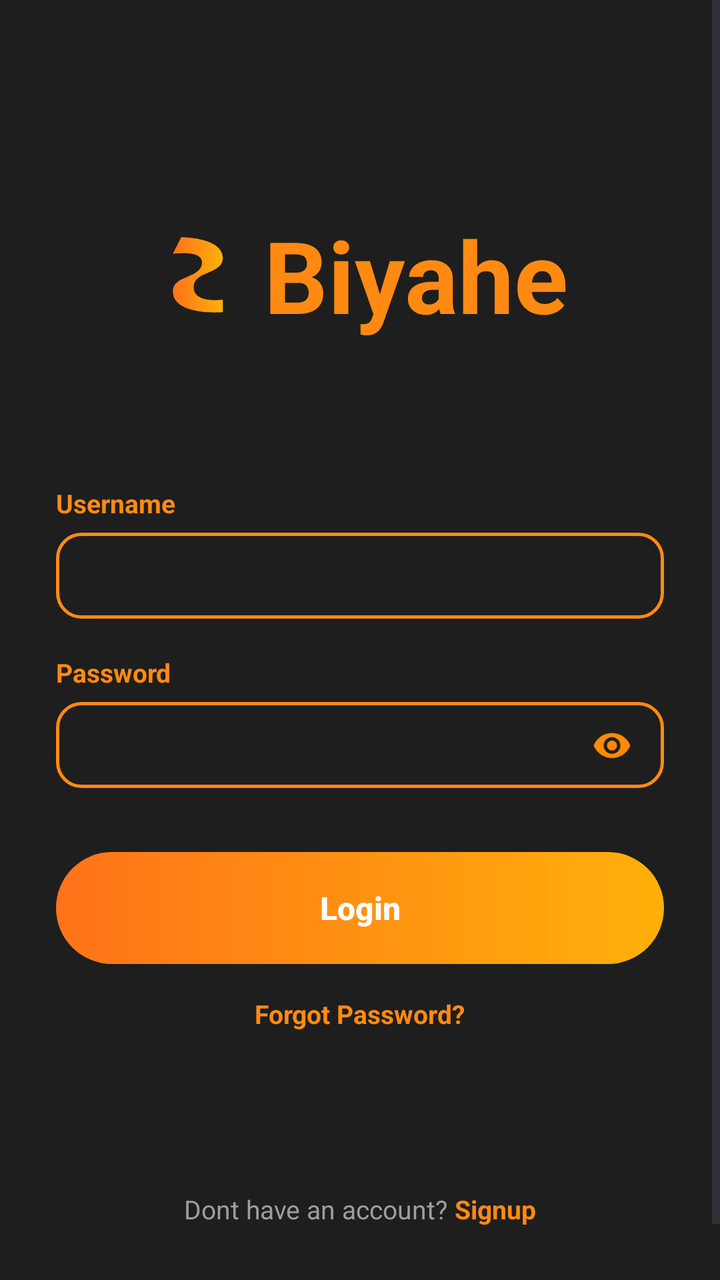
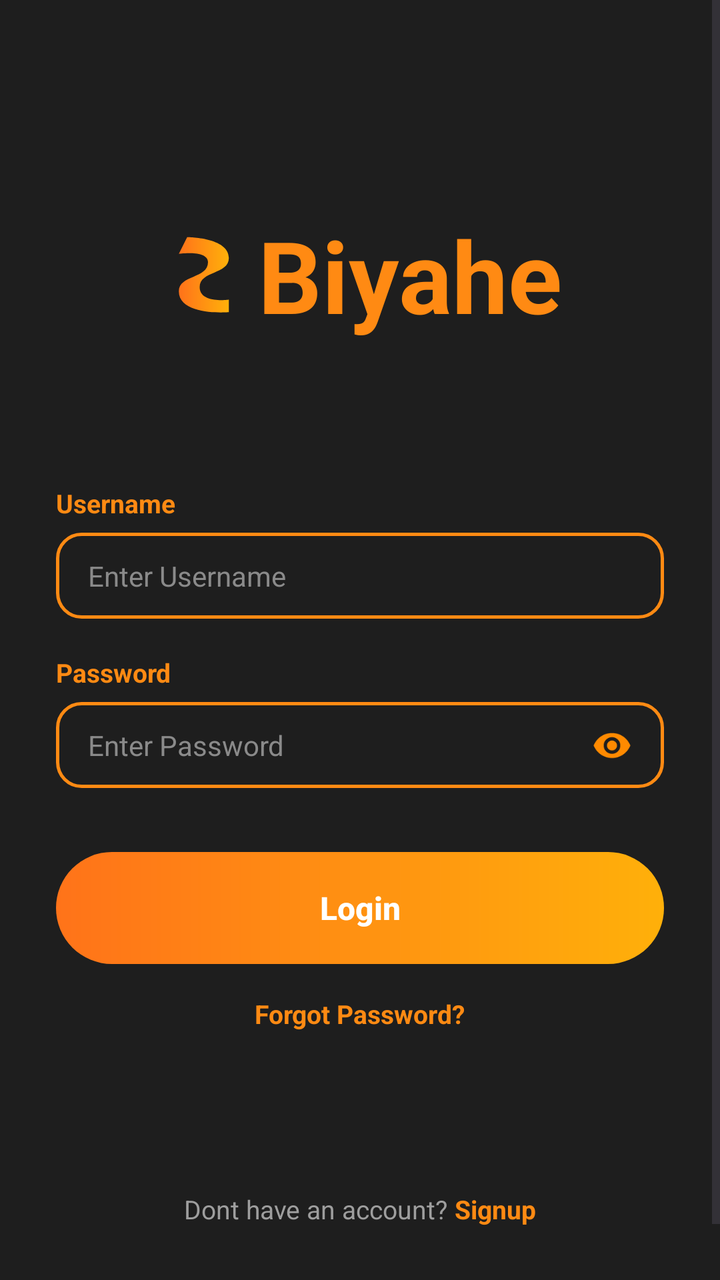

Before-and-after screenshots of an Android layout around one commit, followed by the original layout XML and the change that was made.
<!-- AndroidManifest.xml: application theme Theme.Biyahe -->
<!-- res/layout/activity_login.xml -->
<?xml version="1.0" encoding="utf-8"?>
<ScrollView xmlns:android="http://schemas.android.com/apk/res/android"
    android:layout_width="match_parent"
    android:layout_height="match_parent"
    android:background="@color/background_dark"
    android:fillViewport="true">

    <LinearLayout
        android:layout_width="match_parent"
        android:layout_height="wrap_content"
        android:orientation="vertical"
        android:paddingStart="28dp"
        android:paddingEnd="28dp"
        android:paddingTop="48dp"
        android:paddingBottom="24dp">

        
        <LinearLayout
            android:layout_width="wrap_content"
            android:layout_height="wrap_content"
            android:layout_gravity="center_horizontal"
            android:orientation="horizontal"
            android:gravity="center_vertical"
            android:layout_marginTop="56dp"
            android:layout_marginBottom="72dp">

            <ImageView
                android:layout_width="50dp"
                android:layout_height="50dp"
                android:src="@drawable/ic_logo_swirl"
                android:contentDescription="@null" />

            <TextView
                android:layout_width="wrap_content"
                android:layout_height="wrap_content"
                android:layout_marginStart="6dp"
                android:text="Biyahe"
                android:textColor="@color/orange_primary"
                android:textSize="50sp"
                android:textStyle="bold" />
        </LinearLayout>

        
        <TextView
            android:layout_width="wrap_content"
            android:layout_height="wrap_content"
            android:text="Username"
            android:textColor="@color/orange_primary"
            android:textSize="13sp"
            android:textStyle="bold"
            android:layout_marginBottom="6dp" />

        <EditText
            android:layout_width="match_parent"
            android:layout_height="wrap_content"
            android:background="@drawable/bg_edittext"
            android:textColor="@color/text_white"
            android:textColorHint="@color/hint_gray"
            android:textSize="14sp"
            android:inputType="text"
            android:layout_marginBottom="18dp" />

        
        <TextView
            android:layout_width="wrap_content"
            android:layout_height="wrap_content"
            android:text="Password"
            android:textColor="@color/orange_primary"
            android:textSize="13sp"
            android:textStyle="bold"
            android:layout_marginBottom="6dp" />

        <FrameLayout
            android:layout_width="match_parent"
            android:layout_height="wrap_content"
            android:layout_marginBottom="32dp">

            <EditText
                android:layout_width="match_parent"
                android:layout_height="wrap_content"
                android:background="@drawable/bg_edittext"
                android:textColor="@color/text_white"
                android:textColorHint="@color/hint_gray"
                android:textSize="14sp"
                android:inputType="textPassword"
                android:paddingEnd="44dp" />

            <ImageView
                android:layout_width="20dp"
                android:layout_height="20dp"
                android:layout_gravity="end|center_vertical"
                android:layout_marginEnd="16dp"
                android:src="@drawable/ic_eye"
                android:contentDescription="@null" />
        </FrameLayout>

        
        <androidx.appcompat.widget.AppCompatButton
            android:layout_width="match_parent"
            android:layout_height="56dp"
            android:text="Login"
            android:textColor="@color/text_white"
            android:textSize="16sp"
            android:textStyle="bold"
            android:textAllCaps="false"
            android:background="@drawable/bg_button_gradient"
            android:elevation="0dp"
            android:stateListAnimator="@null"
            android:layout_marginBottom="16dp" />

        
        <TextView
            android:layout_width="wrap_content"
            android:layout_height="wrap_content"
            android:layout_gravity="center_horizontal"
            android:text="Forgot Password?"
            android:textColor="@color/orange_primary"
            android:textSize="13sp"
            android:textStyle="bold" />

        
        <Space
            android:layout_width="match_parent"
            android:layout_height="0dp"
            android:layout_weight="1"
            android:minHeight="80dp" />

        
        <LinearLayout
            android:layout_width="wrap_content"
            android:layout_height="wrap_content"
            android:layout_gravity="center_horizontal"
            android:orientation="horizontal"
            android:layout_marginBottom="32dp">

            <TextView
                android:layout_width="wrap_content"
                android:layout_height="wrap_content"
                android:text="Dont have an account? "
                android:textColor="@color/text_gray"
                android:textSize="13sp" />

            <TextView
                android:layout_width="wrap_content"
                android:layout_height="wrap_content"
                android:text="Signup"
                android:textColor="@color/orange_primary"
                android:textSize="13sp"
                android:textStyle="bold" />
        </LinearLayout>

    </LinearLayout>
</ScrollView>
<!-- resources referenced by this layout -->
<resources>
  <color name="background_dark">#1E1E1E</color>
  <color name="hint_gray">#8A8A8A</color>
  <color name="orange_primary">#FF8A13</color>
  <color name="text_gray">#9E9E9E</color>
  <color name="text_white">#FFFFFF</color>
  <!-- drawable bg_button_gradient (drawable) -->
  <?xml version="1.0" encoding="utf-8"?>
  <shape xmlns:android="http://schemas.android.com/apk/res/android"
      android:shape="rectangle">
      <corners android:radius="28dp" />
      <gradient
          android:type="linear"
          android:angle="0"
          android:startColor="@color/button_gradient_start"
          android:endColor="@color/button_gradient_end" />
  </shape>
  <!-- drawable bg_edittext (drawable) -->
  <?xml version="1.0" encoding="utf-8"?>
  <shape xmlns:android="http://schemas.android.com/apk/res/android"
      android:shape="rectangle">
      <corners android:radius="12dp" />
      <solid android:color="@color/background_dark" />
      <stroke
          android:width="1.5dp"
          android:color="@color/orange_primary" />
      <padding
          android:left="16dp"
          android:right="16dp"
          android:top="12dp"
          android:bottom="12dp" />
  </shape>
  <!-- drawable ic_eye (drawable) -->
  <vector xmlns:android="http://schemas.android.com/apk/res/android"
      android:width="20dp"
      android:height="20dp"
      android:viewportWidth="24"
      android:viewportHeight="24">
      <path
          android:fillColor="#FF8A00"
          android:pathData="M12,5C7,5 2.73,8.11 1,12.5C2.73,16.89 7,20 12,20C17,20 21.27,16.89 23,12.5C21.27,8.11 17,5 12,5ZM12,17.5C9.24,17.5 7,15.26 7,12.5C7,9.74 9.24,7.5 12,7.5C14.76,7.5 17,9.74 17,12.5C17,15.26 14.76,17.5 12,17.5ZM12,9.5C10.34,9.5 9,10.84 9,12.5C9,14.16 10.34,15.5 12,15.5C13.66,15.5 15,14.16 15,12.5C15,10.84 13.66,9.5 12,9.5Z"/>
  </vector>
  <!-- drawable ic_logo_swirl (drawable) -->
  <vector xmlns:android="http://schemas.android.com/apk/res/android"
      xmlns:aapt="http://schemas.android.com/aapt"
      android:width="40dp"
      android:height="40dp"
      android:viewportWidth="48"
      android:viewportHeight="48">
      <path
          android:pathData="M14,6 C14,6 34,6 34,16 C34,24 20,22 20,30 C20,38 34,36 34,36 L34,42 C34,42 10,44 10,32 C10,24 24,26 24,18 C24,12 10,14 10,14 Z">
          <aapt:attr name="android:fillColor">
              <gradient
                  android:type="linear"
                  android:startX="10"
                  android:startY="0"
                  android:endX="34"
                  android:endY="0">
                  <item android:offset="0.0" android:color="#FFFF721A" />
                  <item android:offset="1.0" android:color="#FFFFB10A" />
              </gradient>
          </aapt:attr>
      </path>
  </vector>
  <style name="Theme.Biyahe" parent="Base.Theme.Biyahe" />
  <color name="button_gradient_start">#FF7319</color>
  <color name="button_gradient_end">#FFB00A</color>
  <style name="Base.Theme.Biyahe" parent="Theme.Material3.DayNight.NoActionBar">
          
          
      </style>
</resources>

<!-- the commit's change to res/layout/activity_login.xml (unified diff, before → after) -->
@@ -33,7 +33,6 @@
             <TextView
                 android:layout_width="wrap_content"
                 android:layout_height="wrap_content"
-                android:layout_marginStart="6dp"
                 android:text="Biyahe"
                 android:textColor="@color/orange_primary"
                 android:textSize="50sp"
@@ -53,6 +52,7 @@
         <EditText
             android:layout_width="match_parent"
             android:layout_height="wrap_content"
+            android:hint="Enter Username"
             android:background="@drawable/bg_edittext"
             android:textColor="@color/text_white"
             android:textColorHint="@color/hint_gray"
@@ -78,6 +78,7 @@
             <EditText
                 android:layout_width="match_parent"
                 android:layout_height="wrap_content"
+                android:hint="Enter Password"
                 android:background="@drawable/bg_edittext"
                 android:textColor="@color/text_white"
                 android:textColorHint="@color/hint_gray"
